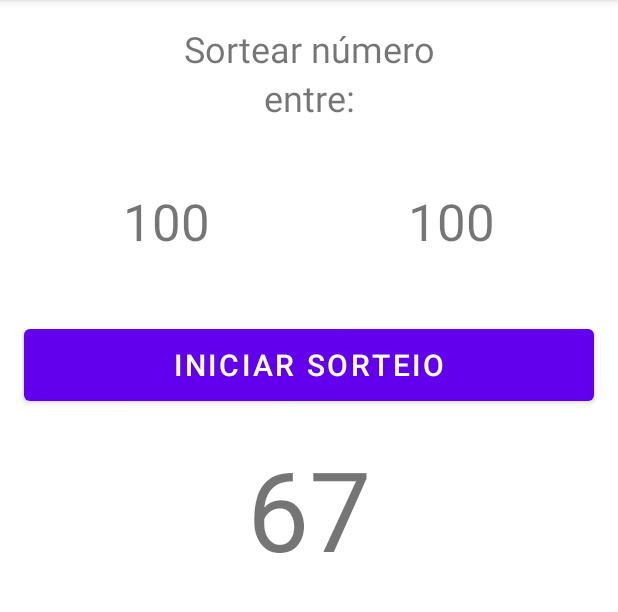
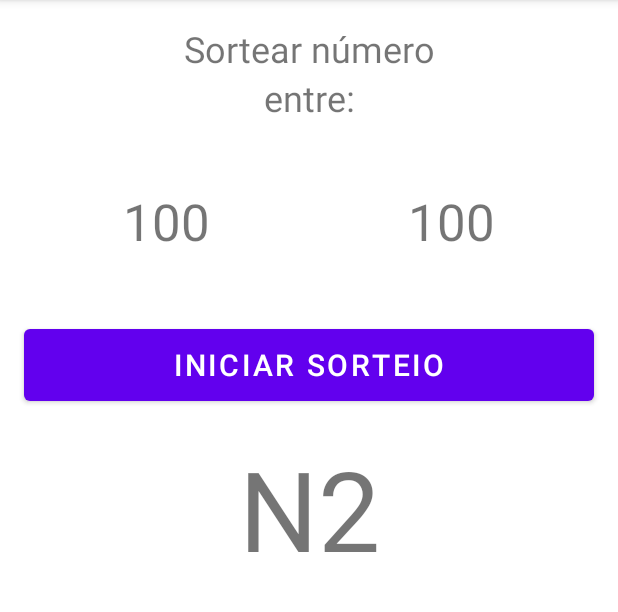
Before and after one commit to danielribas1105/sorteador-app, an Android app: the HomeActivity screen opened directly, with no data from a screen before it, after a tap on "INICIAR SORTEIO", on a phone screen of 412 x 824 dp, the part 84-696 px from its top. Run offline under Robolectric (Android 15) with nearby library versions, the phone set to English and light mode, and no system bars.

```diff
--- a/app/src/main/java/com/apps/sorteadoreasy/activity/HomeActivity.java
+++ b/app/src/main/java/com/apps/sorteadoreasy/activity/HomeActivity.java
@@ -9,6 +9,8 @@ import android.widget.TextView;
 import android.widget.Toast;
 
 import com.apps.sorteadoreasy.R;
+
+import java.util.Random;
 
 public class HomeActivity extends AppCompatActivity {
 
@@ -28,6 +30,8 @@ public class HomeActivity extends AppCompatActivity {
         btnRaffle.setOnClickListener(new View.OnClickListener() {
             @Override
             public void onClick(View view) {
+                int x = new Random().nextInt(11);
+                numRaffle.setText("N" + x);
                 Toast.makeText(HomeActivity.this, "Iniciar Sorteio", Toast.LENGTH_SHORT).show();
             }
         });
```
